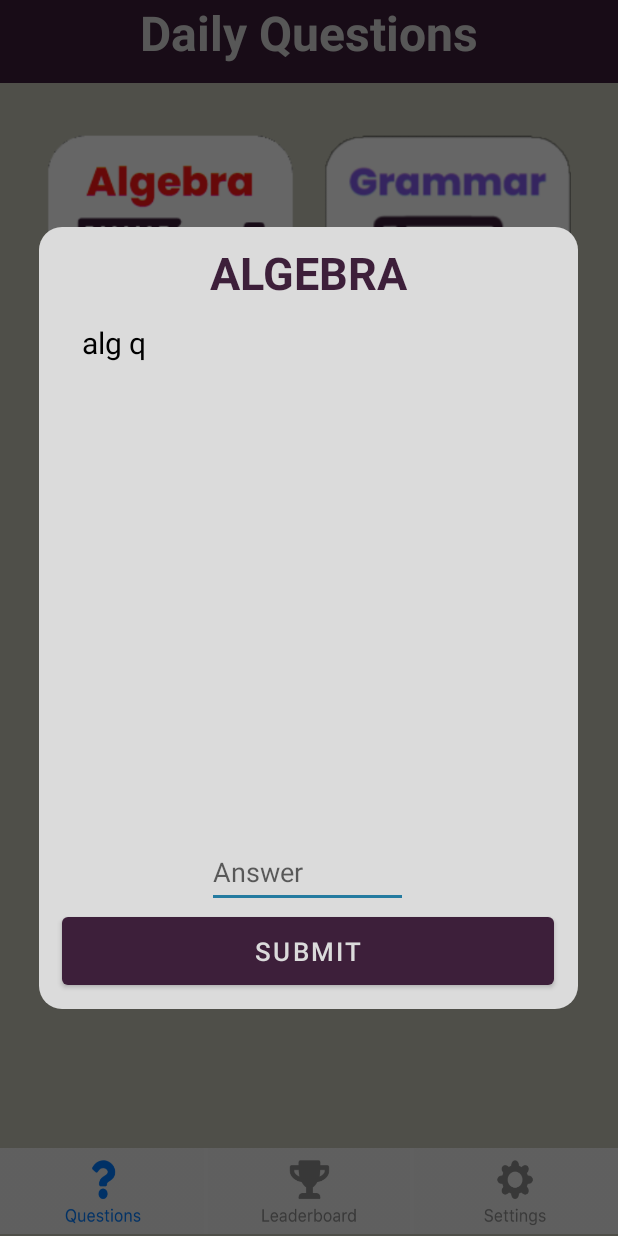
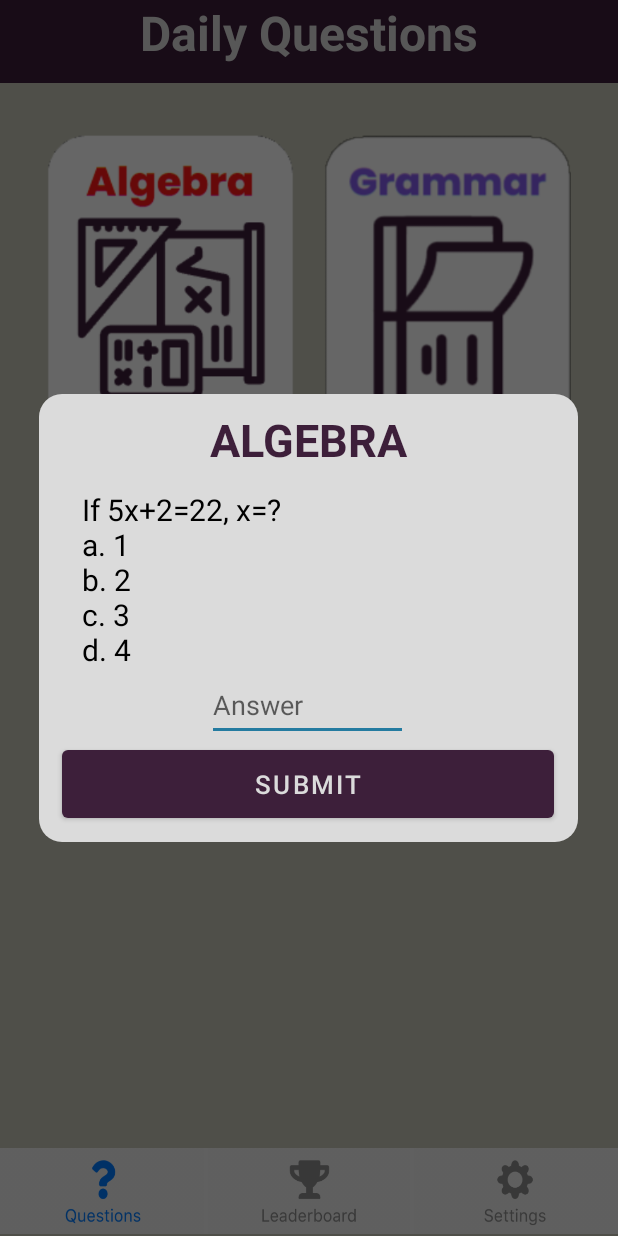
Before and after one commit to catherinepaopao/the-grind, an Android app: the GamePage screen opened directly, with no data from a screen before it, after a tap on an icon or button, on a phone screen of 412 x 824 dp. Run offline under Robolectric (Android 15) with nearby library versions, the light colour scheme and no system bars.

Commit message:
add questions

```diff
--- a/app/src/main/java/com/idk/thegrind/CorrectAnswerDialog.java
+++ b/app/src/main/java/com/idk/thegrind/CorrectAnswerDialog.java
@@ -49,6 +49,8 @@ public class CorrectAnswerDialog extends Dialog {
                         errorMsg.setVisibility(View.VISIBLE);
                     }
                 } else {
+                    SharedPreferences.Editor edit = prefs.edit();
+                    edit.putString("pref_name", nameEntry.getText().toString());
                     dismiss();
                 }
 
--- a/app/src/main/java/com/idk/thegrind/GamePage.java
+++ b/app/src/main/java/com/idk/thegrind/GamePage.java
@@ -81,7 +81,8 @@ public class GamePage extends AppCompatActivity {
         questionsButton.setImageResource(R.drawable.questionsblue2);
 
         QuestionDialog questionDialog = new QuestionDialog(this);
-        questionAdapter = new QuestionAdapter(GameData.subjects, questionDialog, prefs);
+        LeaderboardDialog leaderboardDialog = new LeaderboardDialog(this);
+        questionAdapter = new QuestionAdapter(GameData.subjects, questionDialog, leaderboardDialog, prefs);
 
         questionsQuestions.setLayoutManager(new GridLayoutManager(this, 2));
         questionsQuestions.setAdapter(questionAdapter);
--- /dev/null
+++ b/app/src/main/java/com/idk/thegrind/LeaderboardDialog.java
@@ -0,0 +1,32 @@
+package com.idk.thegrind;
+
+import android.app.Dialog;
+import android.content.Context;
+import android.view.View;
+import android.widget.Button;
+import android.widget.TextView;
+
+import androidx.annotation.NonNull;
+
+public class LeaderboardDialog extends Dialog {
+    public LeaderboardDialog(@NonNull Context context) {
+        super(context);
+        setContentView(R.layout.question_leaderboard_dialog);
+    }
+
+    public void showDialog(int position){
+        Button close = findViewById(R.id.close_leaderboard);
+        TextView subjLeaderboard = findViewById(R.id.subj_leaderboard);
+
+        subjLeaderboard.setText(GameData.subjects[position] + " Leaderboard");
+
+        close.setOnClickListener(new View.OnClickListener() {
+            @Override
+            public void onClick(View v) {
+                dismiss();
+            }
+        });
+
+        show();
+    }
+}
--- a/app/src/main/java/com/idk/thegrind/QuestionAdapter.java
+++ b/app/src/main/java/com/idk/thegrind/QuestionAdapter.java
@@ -21,12 +21,14 @@ import java.util.Locale;
 public class QuestionAdapter extends RecyclerView.Adapter<QuestionAdapter.QuestionViewHolder>{
     String[] subjects;
     QuestionDialog questionDialog;
+    LeaderboardDialog leaderboardDialog;
     SharedPreferences prefs;
 
-    public QuestionAdapter(String[] subjects, QuestionDialog questionDialog, SharedPreferences prefs) {
+    public QuestionAdapter(String[] subjects, QuestionDialog questionDialog, LeaderboardDialog leaderboardDialog, SharedPreferences prefs) {
         this.subjects = subjects;
         this.questionDialog = questionDialog;
         this.prefs = prefs;
+        this.leaderboardDialog = leaderboardDialog;
     }
 
     public static class QuestionViewHolder extends RecyclerView.ViewHolder {
@@ -74,6 +76,8 @@ public class QuestionAdapter extends RecyclerView.Adapter<QuestionAdapter.Questi
                     questionDialog.getWindow().setBackgroundDrawable(new ColorDrawable(Color.TRANSPARENT));
                     questionDialog.showDialog(position, viewHolder.getButtonView());
                 } else {
+                    leaderboardDialog.getWindow().setBackgroundDrawable(new ColorDrawable(Color.TRANSPARENT));
+                    leaderboardDialog.showDialog(position);
                     // leaderboard page
                 }
             }
--- a/app/src/main/java/com/idk/thegrind/QuestionDialog.java
+++ b/app/src/main/java/com/idk/thegrind/QuestionDialog.java
@@ -84,6 +84,9 @@ public class QuestionDialog extends Dialog {
                 if(playerAnswer.length() == 0){
                     wrongAnswer.setVisibility(View.VISIBLE);
                     wrongAnswer.setText(R.string.no_answer);
+                } else if(playerAnswer.length() > 1 || !playerAnswer.matches("[a-zA-Z]+")) {
+                    wrongAnswer.setVisibility(View.VISIBLE);
+                    wrongAnswer.setText(R.string.bad_answer);
                 } else {
                     if(playerAnswer.equals(GameData.subjectAnswers[position])){
                         long result = System.currentTimeMillis()-Long.parseLong(GameData.startingTimes[position]);
--- a/app/src/main/res/layout/question_dialog.xml
+++ b/app/src/main/res/layout/question_dialog.xml
@@ -22,7 +22,7 @@
     <TextView
         android:id="@+id/question_text"
         android:layout_width="302dp"
-        android:layout_height="343dp"
+        android:layout_height="wrap_content"
         android:layout_marginTop="4dp"
         android:text="the question"
         android:textColor="@color/black"
--- a/app/src/main/res/values/strings.xml
+++ b/app/src/main/res/values/strings.xml
@@ -19,6 +19,7 @@
     <string name="not_eligible">You are not eligible for a leaderboard spot</string>
     <string name="wrong_answer">Wrong answer!</string>
     <string name="no_answer">Answer before submitting!</string>
+    <string name="bad_answer">Please answer with a letter!</string>
     <string name="correct">Correct Answer!</string>
     <string name="your_time">Your Time:</string>
     <string name="return_questions">RETURN</string>
```
Also changed, not shown: app/src/main/java/com/idk/thegrind/GameData.java (+5 -2 lines), app/src/main/res/layout/question_leaderboard_dialog.xml (added, +45 -0 lines).
